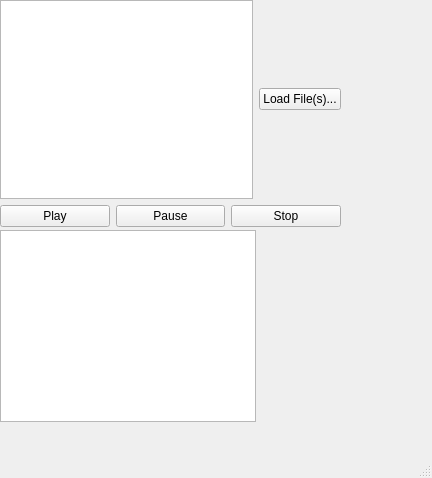
zbrave/LicenseProject, file GUI/main.ui: the form before one commit.
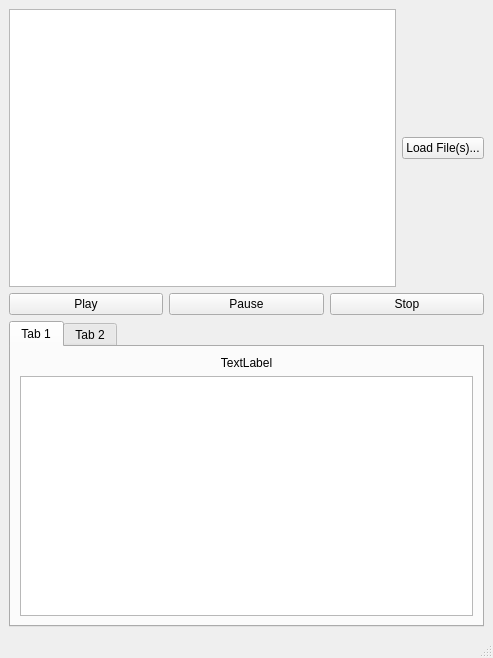
The form after the commit.

Diff of the .ui file:
```diff
--- a/GUI/main.ui
+++ b/GUI/main.ui
@@ -6,38 +6,21 @@
    <rect>
     <x>0</x>
     <y>0</y>
-    <width>432</width>
-    <height>478</height>
+    <width>493</width>
+    <height>658</height>
    </rect>
   </property>
   <property name="windowTitle">
    <string>MainWindow</string>
   </property>
   <widget class="QWidget" name="centralwidget">
-   <widget class="QGraphicsView" name="graphicsView">
-    <property name="geometry">
-     <rect>
-      <x>0</x>
-      <y>230</y>
-      <width>256</width>
-      <height>192</height>
-     </rect>
-    </property>
-   </widget>
-   <widget class="QWidget" name="">
-    <property name="geometry">
-     <rect>
-      <x>0</x>
-      <y>0</y>
-      <width>341</width>
-      <height>227</height>
-     </rect>
-    </property>
+   <layout class="QGridLayout" name="gridLayout">
+    <item row="0" column="0">
     <layout class="QVBoxLayout" name="verticalLayout">
      <item>
-      <layout class="QHBoxLayout" name="horizontalLayout_2">
+       <layout class="QHBoxLayout" name="horizontalLayout_1">
        <item>
-        <widget class="QListView" name="songListView"/>
+         <widget class="QListWidget" name="songListWidget"/>
        </item>
        <item>
         <widget class="QPushButton" name="loadButton">
@@ -49,7 +32,7 @@
       </layout>
      </item>
      <item>
-      <layout class="QHBoxLayout" name="horizontalLayout_3">
+       <layout class="QHBoxLayout" name="horizontalLayout_2">
        <item>
         <widget class="QPushButton" name="playSongButton">
          <property name="text">
@@ -74,7 +57,49 @@
       </layout>
      </item>
     </layout>
-   </widget>
+    </item>
+    <item row="1" column="0">
+     <widget class="QTabWidget" name="tabWidget">
+      <property name="currentIndex">
+       <number>0</number>
+      </property>
+      <widget class="QWidget" name="tab">
+       <attribute name="title">
+        <string>Tab 1</string>
+       </attribute>
+       <layout class="QGridLayout" name="gridLayout_3">
+        <item row="0" column="0">
+         <layout class="QGridLayout" name="tabLayout1">
+          <item row="0" column="0">
+           <widget class="QLabel" name="tabLayout1Label">
+            <property name="text">
+             <string>TextLabel</string>
+            </property>
+            <property name="alignment">
+             <set>Qt::AlignCenter</set>
+            </property>
+           </widget>
+          </item>
+          <item row="1" column="0">
+           <widget class="QTableWidget" name="tablLayout1TableWidget"/>
+          </item>
+         </layout>
+        </item>
+       </layout>
+      </widget>
+      <widget class="QWidget" name="tab_2">
+       <attribute name="title">
+        <string>Tab 2</string>
+       </attribute>
+       <layout class="QGridLayout" name="gridLayout_4">
+        <item row="0" column="0">
+         <layout class="QGridLayout" name="tabLayout2"/>
+        </item>
+       </layout>
+      </widget>
+     </widget>
+    </item>
+   </layout>
   </widget>
   <widget class="QMenuBar" name="menubar">
    <property name="geometry">
```
Left out of the diff: 2 changed lines with no effect on the pictures. Lines whose indentation alone changed are shown as unchanged.
